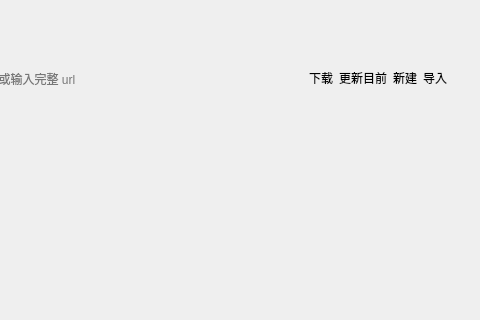
Qt form view/menu/configs.ui (IsHPDuwu/Class-Widgets) before a commit; both pictures show x 241 to 721 and y 0 to 320 of the 721 by 814 pixel window.
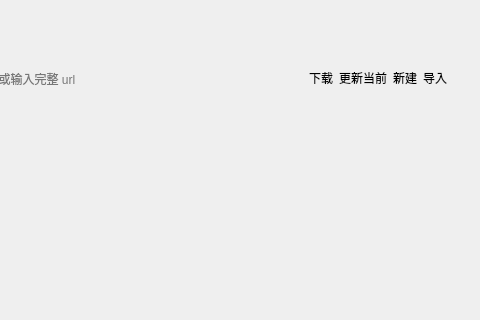
The same form after that commit. Custom widgets are drawn as their Qt base class.

Commit message: local 排除

```diff
--- a/view/menu/configs.ui
+++ b/view/menu/configs.ui
@@ -82,7 +82,7 @@
          <item>
           <widget class="PushButton" name="config_update">
            <property name="text">
-            <string>更新目前</string>
+            <string>更新当前</string>
            </property>
           </widget>
          </item>
```
The commit also changes 1 other file.
